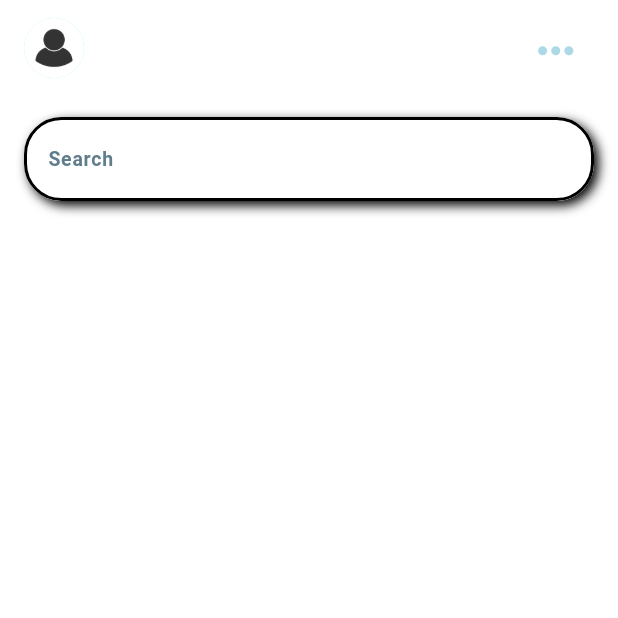
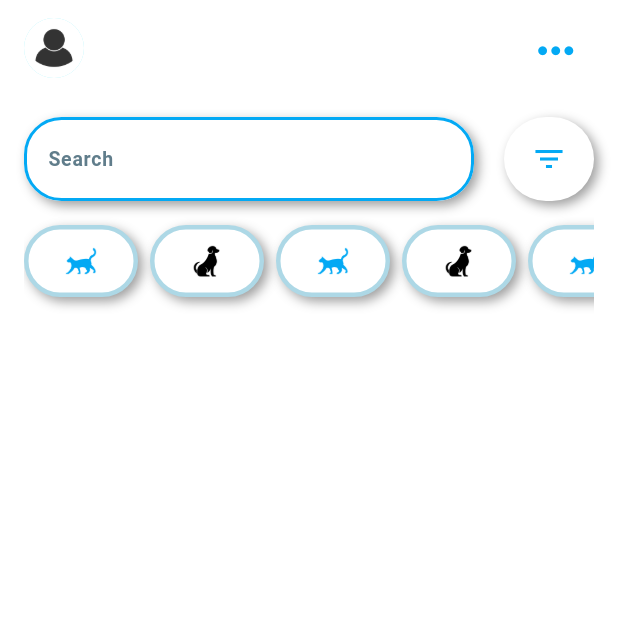
Before and after one commit to Ikhsannurhakiki/PetParadise, a Flutter app: the HomeSmallScreen screen opened directly, on a phone screen of 412 x 824 dp, the top half of it. Run offline on Flutter 3.47's test engine with Material 3 defaults, Android fonts, the light colour scheme and no system bars; missing offline and left inert: dart:ffi.

Commit message:
add custom categories (type) list and item in home screen

```diff
--- a/lib/assets/helper/colors.dart
+++ b/lib/assets/helper/colors.dart
@@ -33,7 +33,7 @@ class ColorsHelper {
   static const Color baseColor = Color(0xFFFFFFFF);
   static final Color secondaryColor = AppColors.lightBlueSwatch[300]!;
   static const Color labelColor = Colors.blueGrey;
-
+  static final Color iconColor = AppColors.lightBlueSwatch[500]!;
   // MaterialColor for theming
   static const MaterialColor brown = MaterialColor(
     0xFFAE794B, // Base brown color
--- a/lib/assets/helper/widget/CustomTextField.dart
+++ b/lib/assets/helper/widget/CustomTextField.dart
@@ -3,18 +3,19 @@ import 'package:flutter/material.dart';
 
 import '../colors.dart';
 
-class LoginTextField extends StatefulWidget {
+class CustomTextField extends StatefulWidget {
   final String textFieldState;
   final String label;
+  final Color shadowColor;
 
-  const LoginTextField({Key? key, required this.textFieldState, required this.label}) : super(key: key);
+  const CustomTextField({Key? key, required this.textFieldState, required this.label, required this.shadowColor}) : super(key: key);
 
   @override
-  _LoginTextFieldState createState() =>
-      _LoginTextFieldState();
+  _CustomTextFieldState createState() =>
+      _CustomTextFieldState();
 }
 
-class _LoginTextFieldState extends State<LoginTextField> {
+class _CustomTextFieldState extends State<CustomTextField> {
   IconData currentIcon = Icons.help_outline;
   late String currentHint;
   late String currentLabel;
@@ -46,15 +47,6 @@ class _LoginTextFieldState extends State<LoginTextField> {
     });
   }
 
-  void _toggleInputType() {
-    setState(() {
-      if(widget.textFieldState =="password"){
-        _isPassword = !_isPassword;
-      }
-      _obscureText = true; // Reset the password visibility when switching
-    });
-  }
-
   void _togglePasswordVisibility() {
     if (_isPassword) {
       setState(() {
@@ -71,7 +63,7 @@ class _LoginTextFieldState extends State<LoginTextField> {
         borderRadius: BorderRadius.circular(25.0),
         boxShadow: [
           BoxShadow(
-            color: Colors.black,
+            color: widget.shadowColor,
             offset: Offset(3, 3),
             blurRadius: 6,
           ),
@@ -105,7 +97,7 @@ class _LoginTextFieldState extends State<LoginTextField> {
           enabledBorder: OutlineInputBorder(
             borderRadius: BorderRadius.circular(25.0),
             borderSide: BorderSide(
-              color: Colors.black,
+              color: Colors.lightBlue,
               width: 2.0,
             ),
           ),
--- a/lib/assets/helper/widget/customButton.dart
+++ b/lib/assets/helper/widget/customButton.dart
@@ -7,8 +7,9 @@ import '../colors.dart';
 class CustomButton extends StatefulWidget {
   final String text;
   final VoidCallback onPressed;
+  final Color shadowColor;
 
-  const CustomButton({Key? key, required this.text, required this.onPressed})
+  const CustomButton({Key? key, required this.text, required this.onPressed, required this.shadowColor})
       : super(key: key);
 
   @override
@@ -35,7 +36,7 @@ class _CustomButton extends State<CustomButton> {
           borderRadius: BorderRadius.circular(25.0),
           boxShadow: [
             BoxShadow(
-              color: Colors.black,
+              color: widget.shadowColor,
               offset: Offset(3, 3),
               blurRadius: 6,
             ),
--- /dev/null
+++ b/lib/assets/helper/widget/customTypeList.dart
@@ -0,0 +1,45 @@
+import 'package:flutter/cupertino.dart';
+import 'package:flutter/material.dart';
+import 'package:pet_paradise/assets/helper/colors.dart';
+import '../../../data/local/dataTypeList.dart';
+
+import 'customTypeListItem.dart';
+
+class CustomTypeList extends StatefulWidget {
+  const CustomTypeList({super.key});
+
+  @override
+  _CustomTypeListState createState() => _CustomTypeListState();
+}
+
+class _CustomTypeListState extends State<CustomTypeList> {
+  int? _selectedIndex;
+
+  void _changeColor(int index) {
+    setState(() {
+      _selectedIndex = index;
+    });
+  }
+
+  @override
+  Widget build(BuildContext context) {
+    return SizedBox(
+      height: 80,
+      width: MediaQuery.sizeOf(context).width,
+      child: ListView.builder(
+        scrollDirection: Axis.horizontal,
+        itemCount: iconUrlList.length,
+        itemBuilder: (context, index) {
+          final String iconUrl = iconUrlList[index];
+          return CustomTypeListItem(
+              image: iconUrl,
+              isClicked: _selectedIndex == index ? true : false,
+              color:
+                  _selectedIndex == index ? AppColors.lightBlue : Colors.white,
+              shadowColor: _selectedIndex == index ? Colors.white : Colors.grey,
+              onTap: () => _changeColor(index));
+        },
+      ),
+    );
+  }
+}
--- /dev/null
+++ b/lib/assets/helper/widget/customTypeListItem.dart
@@ -0,0 +1,64 @@
+import 'dart:ffi';
+
+import 'package:flutter/cupertino.dart';
+import 'package:flutter/material.dart';
+import 'package:pet_paradise/assets/helper/colors.dart';
+
+class CustomTypeListItem extends StatefulWidget {
+  final String image;
+  final VoidCallback onTap;
+  final bool isClicked;
+  final Color color;
+  final Color shadowColor;
+
+  const CustomTypeListItem(
+      {super.key,
+      required this.image,
+      required this.onTap,
+      required this.color,
+      required this.shadowColor,
+      required this.isClicked});
+
+  @override
+  _CustomTypeListItemState createState() => _CustomTypeListItemState();
+}
+
+class _CustomTypeListItemState extends State<CustomTypeListItem> {
+  Color currentColor = Colors.white;
+  @override
+  void initState() {
+    currentColor = widget.isClicked ? AppColors.lightBlue : Colors.white;
+    super.initState();
+  }
+
+  @override
+  Widget build(BuildContext context) {
+    return Padding(
+        padding: const EdgeInsets.only(top: 16.0, bottom: 16.0, right: 8.0),
+        child: GestureDetector(
+          onTap: widget.onTap,
+          child: Container(
+            decoration: BoxDecoration(
+              boxShadow: [
+                BoxShadow(
+                  color: widget.shadowColor,
+                  offset: Offset(3, 3),
+                  blurRadius: 6,
+                )
+              ],
+              border: Border.all(color: AppColors.lightBlue, width: 3),
+              color:  widget.isClicked ? AppColors.lightBlue : Colors.white,
+              borderRadius: BorderRadius.all(Radius.circular(50)),
+            ),
+            child: Padding(
+              padding: const EdgeInsets.all(10.0),
+              child: Image.asset(
+                widget.image,
+                height: 50,
+                width: 50,
+              ),
+            ),
+          ),
+        ));
+  }
+}
--- /dev/null
+++ b/lib/data/local/dataTypeList.dart
@@ -0,0 +1,8 @@
+var iconUrlList = [
+  "lib/assets/cat2.png",
+  "lib/assets/dog.png",
+  "lib/assets/cat2.png",
+  "lib/assets/dog.png",
+  "lib/assets/cat2.png",
+  "lib/assets/dog.png",
+];
--- a/lib/ui/small/homeSmall.dart
+++ b/lib/ui/small/homeSmall.dart
@@ -2,6 +2,10 @@ import 'package:flutter/cupertino.dart';
 import 'package:flutter/material.dart';
 import 'package:pet_paradise/assets/helper/colors.dart';
 import 'package:pet_paradise/assets/helper/widget/CustomTextField.dart';
+import 'package:pet_paradise/assets/helper/widget/customTypeList.dart';
+import 'package:pet_paradise/assets/helper/widget/customTypeListItem.dart';
+
+import '../../data/local/dataTypeList.dart';
 
 class HomeSmallScreen extends StatelessWidget {
   const HomeSmallScreen({super.key});
@@ -12,7 +16,7 @@ class HomeSmallScreen extends StatelessWidget {
       appBar: PreferredSize(
           preferredSize: Size.fromHeight(70.0),
           child: AppBar(
-            foregroundColor: AppColors.lightBlue,
+            foregroundColor: ColorsHelper.iconColor,
             backgroundColor: Colors.white,
             leading: Center(
               child: Padding(
@@ -29,7 +33,7 @@ class HomeSmallScreen extends StatelessWidget {
               Padding(
                 padding: const EdgeInsets.only(right: 16, top: 8),
                 child: IconButton(
-                  icon: Icon(Icons.more_horiz,size: 35), // More options icon
+                  icon: Icon(Icons.more_horiz, size: 35), // More options icon
                   onPressed: () {
                     // Handle "more options" click here
                   },
@@ -39,10 +43,43 @@ class HomeSmallScreen extends StatelessWidget {
           )),
       body: SingleChildScrollView(
         child: Padding(
-          padding: const EdgeInsets.only(left: 16, right: 16, top: 8, bottom: 16),
+          padding:
+              const EdgeInsets.only(left: 16, right: 16, top: 8, bottom: 16),
           child: Column(
+            crossAxisAlignment: CrossAxisAlignment.center,
             children: [
-              LoginTextField(textFieldState: "text", label: "Search")
+              Row(
+                mainAxisAlignment: MainAxisAlignment.spaceBetween,
+                children: [
+                  Expanded(
+                    flex: 15,
+                    child: CustomTextField(
+                        textFieldState: "text", label: "Search", shadowColor: Colors.grey),
+                  ),
+                  Expanded(flex: 1, child: SizedBox()),
+                  Expanded(
+                      flex: 3,
+                      child: Container(
+                        height: 56.0,
+                        decoration: BoxDecoration(
+                          borderRadius: BorderRadius.all(Radius.circular(30.0)),
+                          color: Colors.white,
+                          boxShadow: [
+                            BoxShadow(
+                              color: Colors.grey,
+                              offset: Offset(3, 3),
+                              blurRadius: 6,
+                            ),
+                          ],
+                        ),
+                        child: Icon(
+                          Icons.filter_list_sharp,
+                          color: ColorsHelper.iconColor,
+                        ),
+                      ))
+                ],
+              ),
+              CustomTypeList()
             ],
           ),
         ),
--- a/lib/ui/small/loginSmallView.dart
+++ b/lib/ui/small/loginSmallView.dart
@@ -87,11 +87,11 @@ class _LoginScreenState extends State<LoginScreenSmall> {
                             SizedBox(
                                 height: MediaQuery.of(context).size.height *
                                     0.05),
-                            LoginTextField(textFieldState: "text", label: "Enter your email"),
+                            CustomTextField(textFieldState: "text", label: "Enter your email", shadowColor: Colors.black),
                             SizedBox(
                                 height: MediaQuery.of(context).size.height *
                                     0.02),
-                            LoginTextField(textFieldState: "password", label: "Enter Your password",),
+                            CustomTextField(textFieldState: "password", label: "Enter Your password", shadowColor: Colors.black),
                             TextButton(
                                 onPressed: () {
                                   // Handle button press
@@ -109,7 +109,7 @@ class _LoginScreenState extends State<LoginScreenSmall> {
                             CustomButton(text: "Sign In", onPressed: (){Navigator.push(
                               context,
                               MaterialPageRoute(builder: (context) => MainScreen()),
-                            );}),
+                            );}, shadowColor: Colors.black),
                             SizedBox(
                                 height: MediaQuery.of(context).size.height *
                                     0.015),
--- a/pubspec.yaml
+++ b/pubspec.yaml
@@ -64,6 +64,8 @@ flutter:
     - lib/assets/twitter.png
     - lib/assets/cat.png
     - lib/assets/defaultprofile.jpg
+    - lib/assets/cat2.png
+    - lib/assets/dog.png
 
   # An image asset can refer to one or more resolution-specific "variants", see
   # https://flutter.dev/to/resolution-aware-images
```
Also changed, not shown: lib/ui/small/registerSmallView.dart (+53 -28 lines), lib/assets/cat2.png (added), lib/assets/dog.png (added).
